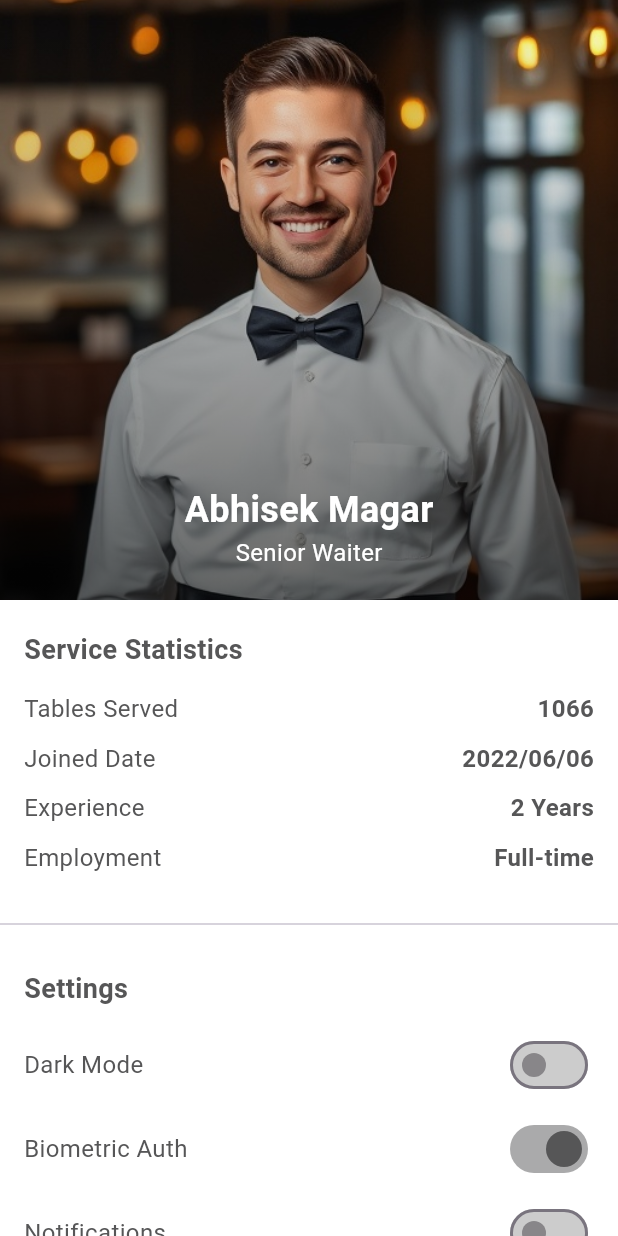
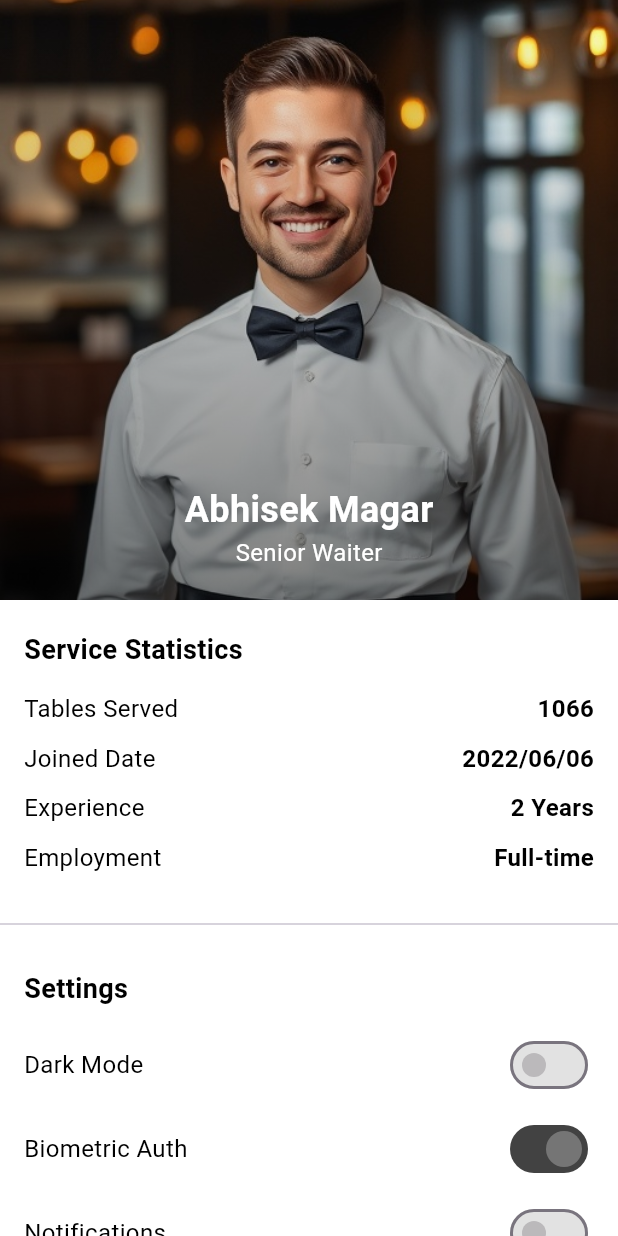
Before and after one commit to abhisekthapam/Orenda, a Flutter app: the WaiterDashboard screen opened directly, on a phone screen of 412 x 824 dp. Run offline on Flutter 3.47's test engine with Material 3 defaults, Android fonts, the light colour scheme and no system bars; our stand-ins replace shared_preferences, smooth_page_indicator; accounts and stored records are empty.

Commit message:
feat:7 Implement light and dark theme options (#10)
Co-authored-by: abhisekthapam <ahisekmagar250203@gmail.com>

```diff
--- a/lib/app.dart
+++ b/lib/app.dart
@@ -1,16 +1,18 @@
 import 'package:flutter/material.dart';
+import 'package:orenda/views/login_view.dart';
 import 'package:orenda/views/onboarding_screen_view.dart';
+import 'package:orenda/views/theme_provider.dart';
+import 'package:provider/provider.dart';
 import 'package:shared_preferences/shared_preferences.dart';
-import 'package:orenda/views/login_view.dart';
 
 class MyApp extends StatelessWidget {
   const MyApp({super.key});
 
   @override
   Widget build(BuildContext context) {
-    return const MaterialApp(
-      debugShowCheckedModeBanner: false,
-      home: AppStarter(),
+    return ChangeNotifierProvider(
+      create: (context) => ThemeProvider()..loadTheme(),
+      child: const AppStarter(),
     );
   }
 }
@@ -38,6 +40,10 @@ class _AppStarterState extends State<AppStarter> {
     setState(() {
       _firstLaunch = firstLaunch;
     });
+
+    if (firstLaunch) {
+      prefs.setBool('firstLaunch', false);
+    }
   }
 
   @override
@@ -48,6 +54,18 @@ class _AppStarterState extends State<AppStarter> {
       );
     }
 
-    return _firstLaunch! ? const OnboardingScreen() : const Login();
+    return Consumer<ThemeProvider>(
+      builder: (context, themeProvider, child) {
+        final ThemeData theme = themeProvider.isDarkMode
+            ? ThemeData.dark().copyWith(primaryColor: Colors.deepPurple)
+            : ThemeData.light().copyWith(primaryColor: Colors.blue);
+
+        return MaterialApp(
+          debugShowCheckedModeBanner: false,
+          theme: theme,
+          home: _firstLaunch! ? const OnboardingScreen() : const Login(),
+        );
+      },
+    );
   }
 }
--- a/lib/views/bottom_navigation/bottom_navigation_view.dart
+++ b/lib/views/bottom_navigation/bottom_navigation_view.dart
@@ -42,6 +42,7 @@ class _BottomNavigationState extends State<BottomNavigation> {
 
   @override
   Widget build(BuildContext context) {
+    final bool isDarkMode = Theme.of(context).brightness == Brightness.dark;
     return Scaffold(
       body: SafeArea(
         child: PageView(
@@ -60,8 +61,8 @@ class _BottomNavigationState extends State<BottomNavigation> {
           : BottomNavigationBar(
               currentIndex: _currentIndex - 1,
               onTap: _onBottomNavTap,
-              selectedItemColor: Colors.black,
-              unselectedItemColor: Colors.grey,
+              selectedItemColor: isDarkMode ? Colors.white : Colors.black,
+              unselectedItemColor: Colors.grey[600],
               type: BottomNavigationBarType.fixed,
               items: const [
                 BottomNavigationBarItem(
--- /dev/null
+++ b/lib/views/theme_provider.dart
@@ -0,0 +1,37 @@
+import 'package:flutter/material.dart';
+import 'package:shared_preferences/shared_preferences.dart';
+
+class ThemeProvider with ChangeNotifier {
+  bool _isDarkMode = false;
+
+  bool get isDarkMode => _isDarkMode;
+
+  ThemeProvider() {
+    loadTheme();
+  }
+
+  void toggleTheme() {
+    _isDarkMode = !_isDarkMode;
+    saveTheme();
+    notifyListeners();
+  }
+
+  Future<void> loadTheme() async {
+    final prefs = await SharedPreferences.getInstance();
+    _isDarkMode = prefs.getBool('isDarkMode') ?? false;
+    notifyListeners();
+  }
+
+  Future<void> saveTheme() async {
+    final prefs = await SharedPreferences.getInstance();
+    await prefs.setBool('isDarkMode', _isDarkMode);
+  }
+
+  TextStyle getTextStyle({required double fontSize, required bool isBold}) {
+    return TextStyle(
+      fontSize: fontSize,
+      fontWeight: isBold ? FontWeight.bold : FontWeight.normal,
+      color: _isDarkMode ? Colors.white : Colors.black,
+    );
+  }
+}
--- a/lib/views/waiter_dashboard_view.dart
+++ b/lib/views/waiter_dashboard_view.dart
@@ -1,29 +1,34 @@
 import 'package:flutter/material.dart';
+import 'package:orenda/views/theme_provider.dart';
+import 'package:provider/provider.dart';
 
-class WaiterDashboard extends StatefulWidget {
+class WaiterDashboard extends StatelessWidget {
   const WaiterDashboard({super.key});
 
   @override
-  _WaiterDashboardState createState() => _WaiterDashboardState();
-}
+  Widget build(BuildContext context) {
+    final themeProvider = Provider.of<ThemeProvider>(context);
 
-class _WaiterDashboardState extends State<WaiterDashboard> {
-  bool isDarkMode = false;
-  bool isBiometricAuthEnabled = true;
-  bool areNotificationsEnabled = false;
-
-  final Color primaryColor = const Color(0xFF565657);
-
-  @override
-  Widget build(BuildContext context) {
     return Scaffold(
       backgroundColor:
-          isDarkMode ? primaryColor.withOpacity(0.8) : Colors.white,
+          themeProvider.isDarkMode ? Colors.grey[900] : Colors.white,
       body: SafeArea(
         child: SingleChildScrollView(
           child: Column(
             children: [
-              Stack(
+              _buildHeader(context),
+              _buildStatisticsSection(themeProvider),
+              const Divider(thickness: 1),
+              _buildSettingsSection(themeProvider, context),
+            ],
+          ),
+        ),
+      ),
+    );
+  }
+
+  Widget _buildHeader(BuildContext context) {
+    return Stack(
       children: [
         Container(
           height: 400,
@@ -39,7 +44,7 @@ class _WaiterDashboardState extends State<WaiterDashboard> {
             decoration: BoxDecoration(
               gradient: LinearGradient(
                 colors: [
-                            Colors.black.withOpacity(0.6),
+                  Colors.black.withOpacity(0.5),
                   Colors.transparent,
                 ],
                 begin: Alignment.bottomCenter,
@@ -73,10 +78,17 @@ class _WaiterDashboardState extends State<WaiterDashboard> {
           ),
         ),
       ],
-              ),
-              Padding(
-                padding: const EdgeInsets.symmetric(
-                    vertical: 20.0, horizontal: 16.0),
+    );
+  }
+
+  Widget _buildStatisticsSection(ThemeProvider themeProvider) {
+    final TextStyle labelStyle =
+        themeProvider.getTextStyle(fontSize: 16, isBold: false);
+    final TextStyle valueStyle =
+        themeProvider.getTextStyle(fontSize: 16, isBold: true);
+
+    return Padding(
+      padding: const EdgeInsets.symmetric(vertical: 20.0, horizontal: 16.0),
       child: Column(
         crossAxisAlignment: CrossAxisAlignment.start,
         children: [
@@ -85,21 +97,24 @@ class _WaiterDashboardState extends State<WaiterDashboard> {
             style: TextStyle(
               fontSize: 18,
               fontWeight: FontWeight.bold,
-                        color: isDarkMode ? Colors.white : primaryColor,
+              color: labelStyle.color,
             ),
           ),
           const SizedBox(height: 10),
-                    buildStatisticRow('Tables Served', '1066'),
-                    buildStatisticRow('Joined Date', '2022/06/06'),
-                    buildStatisticRow('Experience', '2 Years'),
-                    buildStatisticRow('Employment', 'Full-time'),
+          _buildStatisticRow('Tables Served', '1066', labelStyle, valueStyle),
+          _buildStatisticRow(
+              'Joined Date', '2022/06/06', labelStyle, valueStyle),
+          _buildStatisticRow('Experience', '2 Years', labelStyle, valueStyle),
+          _buildStatisticRow('Employment', 'Full-time', labelStyle, valueStyle),
         ],
       ),
-              ),
-              const Divider(thickness: 1),
-              Padding(
-                padding: const EdgeInsets.symmetric(
-                    vertical: 22.0, horizontal: 16.0),
+    );
+  }
+
+  Widget _buildSettingsSection(
+      ThemeProvider themeProvider, BuildContext context) {
+    return Padding(
+      padding: const EdgeInsets.symmetric(vertical: 22.0, horizontal: 16.0),
       child: Column(
         crossAxisAlignment: CrossAxisAlignment.start,
         children: [
@@ -108,42 +123,41 @@ class _WaiterDashboardState extends State<WaiterDashboard> {
             style: TextStyle(
               fontSize: 18,
               fontWeight: FontWeight.bold,
-                        color: isDarkMode ? Colors.white : primaryColor,
+              color: themeProvider.isDarkMode ? Colors.white : Colors.black,
             ),
           ),
           const SizedBox(height: 10),
-                    buildToggleRow(
+          _buildToggleRow(
             'Dark Mode',
-                      isDarkMode,
-                      (newValue) => setState(() {
-                        isDarkMode = newValue;
-                      }),
+            themeProvider.isDarkMode,
+            (newValue) {
+              themeProvider.toggleTheme();
+            },
+            themeProvider.isDarkMode,
           ),
-                    buildToggleRow(
+          _buildToggleRow(
             'Biometric Auth',
-                      isBiometricAuthEnabled,
-                      (newValue) => setState(() {
-                        isBiometricAuthEnabled = newValue;
-                      }),
+            true,
+            (newValue) {},
+            themeProvider.isDarkMode,
           ),
-                    buildToggleRow(
+          _buildToggleRow(
             'Notifications',
-                      areNotificationsEnabled,
-                      (newValue) => setState(() {
-                        areNotificationsEnabled = newValue;
-                      }),
+            false,
+            (newValue) {},
+            themeProvider.isDarkMode,
           ),
         ],
-                ),
-              ),
-            ],
-          ),
-        ),
       ),
     );
   }
 
-  Widget buildStatisticRow(String label, String value) {
+  Widget _buildStatisticRow(
+    String label,
+    String value,
+    TextStyle labelStyle,
+    TextStyle valueStyle,
+  ) {
     return Padding(
       padding: const EdgeInsets.symmetric(vertical: 5.0),
       child: Row(
@@ -151,26 +165,19 @@ class _WaiterDashboardState extends State<WaiterDashboard> {
         children: [
           Text(
             label,
-            style: TextStyle(
-              fontSize: 16,
-              color: isDarkMode ? Colors.white : primaryColor,
-            ),
+            style: labelStyle,
           ),
           Text(
             value,
-            style: TextStyle(
-              fontSize: 16,
-              fontWeight: FontWeight.bold,
-              color: isDarkMode ? Colors.white : primaryColor,
-            ),
+            style: valueStyle,
           ),
         ],
       ),
     );
   }
 
-  Widget buildToggleRow(
-      String label, bool currentValue, ValueChanged<bool> onChanged) {
+  Widget _buildToggleRow(String label, bool currentValue,
+      ValueChanged<bool> onChanged, bool isDarkMode) {
     return Padding(
       padding: const EdgeInsets.symmetric(vertical: 8.0),
       child: Row(
@@ -179,17 +186,15 @@ class _WaiterDashboardState extends State<WaiterDashboard> {
           Text(
             label,
             style: TextStyle(
-              fontSize: 16,
-              color: isDarkMode ? Colors.white : primaryColor,
-            ),
+                fontSize: 16, color: isDarkMode ? Colors.white : Colors.black),
           ),
           Switch(
             value: currentValue,
             onChanged: onChanged,
-            activeColor: primaryColor,
-            activeTrackColor: primaryColor.withOpacity(0.5),
-            inactiveThumbColor: primaryColor.withOpacity(0.7),
-            inactiveTrackColor: primaryColor.withOpacity(0.3),
+            activeColor: Colors.grey[600],
+            activeTrackColor: Colors.grey[800],
+            inactiveThumbColor: Colors.grey.withOpacity(0.7),
+            inactiveTrackColor: Colors.grey.withOpacity(0.3),
             materialTapTargetSize: MaterialTapTargetSize.shrinkWrap,
           ),
         ],
--- a/pubspec.yaml
+++ b/pubspec.yaml
@@ -37,6 +37,7 @@ dependencies:
   cupertino_icons: ^1.0.6
   shared_preferences: ^2.2.3
   smooth_page_indicator: ^1.2.0+3
+  provider: ^6.1.2
 
 dev_dependencies:
   flutter_test:
```
Also changed, not shown: pubspec.lock. Lines whose indentation alone changed are shown as unchanged.
